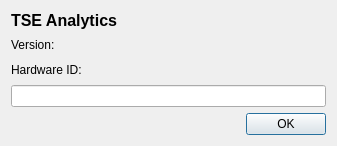
Above: tse_analytics/views/about_dialog.ui from TSE-Systems/tse-analytics before the change. Below: the same form after it.
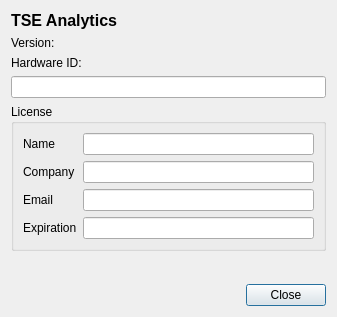
That is the form after the change.

Patch:
```diff
--- a/tse_analytics/views/about_dialog.ui
+++ b/tse_analytics/views/about_dialog.ui
@@ -7,7 +7,7 @@
     <x>0</x>
     <y>0</y>
     <width>337</width>
-    <height>146</height>
+    <height>317</height>
    </rect>
   </property>
   <property name="windowTitle">
@@ -48,13 +48,91 @@
      </property>
     </widget>
    </item>
+   <item>
+    <widget class="QGroupBox" name="groupBox">
+     <property name="title">
+      <string>License</string>
+     </property>
+     <layout class="QFormLayout" name="formLayout">
+      <item row="0" column="0">
+       <widget class="QLabel" name="nameLabel">
+        <property name="text">
+         <string>Name</string>
+        </property>
+       </widget>
+      </item>
+      <item row="0" column="1">
+       <widget class="QLineEdit" name="nameLineEdit">
+        <property name="readOnly">
+         <bool>true</bool>
+        </property>
+       </widget>
+      </item>
+      <item row="1" column="0">
+       <widget class="QLabel" name="companyLabel">
+        <property name="text">
+         <string>Company</string>
+        </property>
+       </widget>
+      </item>
+      <item row="1" column="1">
+       <widget class="QLineEdit" name="companyLineEdit">
+        <property name="readOnly">
+         <bool>true</bool>
+        </property>
+       </widget>
+      </item>
+      <item row="2" column="0">
+       <widget class="QLabel" name="emailLabel">
+        <property name="text">
+         <string>Email</string>
+        </property>
+       </widget>
+      </item>
+      <item row="2" column="1">
+       <widget class="QLineEdit" name="emailLineEdit">
+        <property name="readOnly">
+         <bool>true</bool>
+        </property>
+       </widget>
+      </item>
+      <item row="3" column="0">
+       <widget class="QLabel" name="expirationLabel">
+        <property name="text">
+         <string>Expiration</string>
+        </property>
+       </widget>
+      </item>
+      <item row="3" column="1">
+       <widget class="QLineEdit" name="expirationLineEdit">
+        <property name="readOnly">
+         <bool>true</bool>
+        </property>
+       </widget>
+      </item>
+     </layout>
+    </widget>
+   </item>
+   <item>
+    <spacer name="verticalSpacer">
+     <property name="orientation">
+      <enum>Qt::Vertical</enum>
+     </property>
+     <property name="sizeHint" stdset="0">
+      <size>
+       <width>20</width>
+       <height>40</height>
+      </size>
+     </property>
+    </spacer>
+   </item>
    <item>
     <widget class="QDialogButtonBox" name="buttonBox">
      <property name="orientation">
       <enum>Qt::Horizontal</enum>
      </property>
      <property name="standardButtons">
-      <set>QDialogButtonBox::Ok</set>
+      <set>QDialogButtonBox::Close</set>
      </property>
     </widget>
    </item>
```
